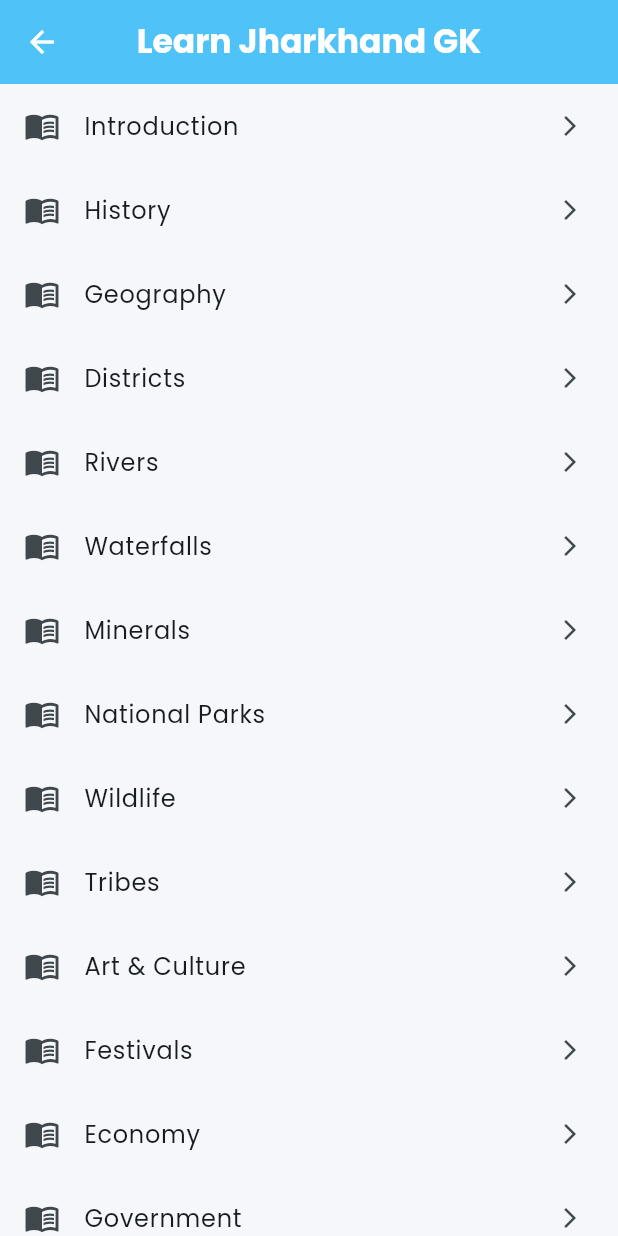
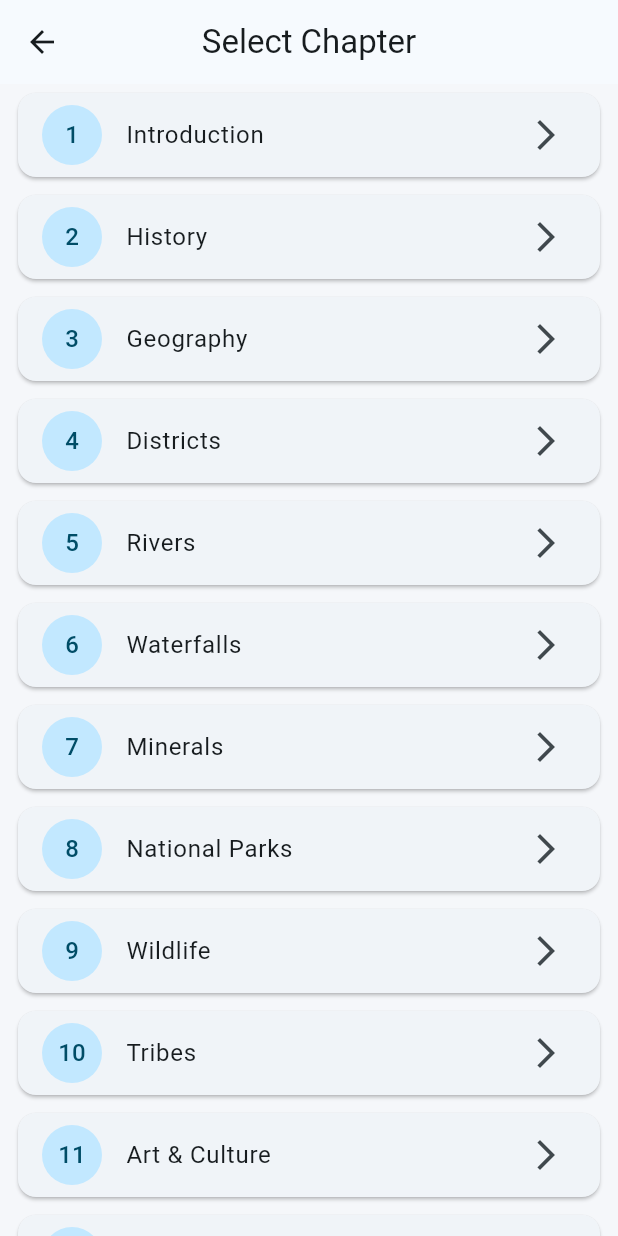
Before and after one commit to shailenxo/johar-gk, a Flutter app: the screen it shows after launch, after a tap on "Learn", on a phone screen of 412 x 824 dp. Run offline on Flutter 3.47's test engine with Material 3 defaults, Android fonts, the phone set to English and light mode, and no system bars.

Commit message:
Initial commit of Johar GK app

```diff
--- a/lib/core/theme/app_theme.dart
+++ b/lib/core/theme/app_theme.dart
@@ -1,29 +1,13 @@
 import 'package:flutter/material.dart';
-import 'package:google_fonts/google_fonts.dart';
 import 'app_colors.dart';
 
 class AppTheme {
   static ThemeData get lightTheme {
     return ThemeData(
       useMaterial3: true,
-      colorScheme: ColorScheme.fromSeed(
-        seedColor: AppColors.primary,
-      ),
+      colorScheme: ColorScheme.fromSeed(seedColor: AppColors.primary),
       scaffoldBackgroundColor: AppColors.background,
-
-      textTheme: GoogleFonts.poppinsTextTheme(),
-
-      appBarTheme: AppBarTheme(
-        backgroundColor: AppColors.primary,
-        foregroundColor: Colors.white,
-        centerTitle: true,
-        elevation: 0,
-        titleTextStyle: GoogleFonts.poppins(
-          fontSize: 22,
-          fontWeight: FontWeight.bold,
-          color: Colors.white,
-        ),
-      ),
+      appBarTheme: const AppBarTheme(centerTitle: true, elevation: 0),
     );
   }
 }
--- a/lib/screens/home/home_screen.dart
+++ b/lib/screens/home/home_screen.dart
@@ -1,3 +1,4 @@
+import 'package:johar_gk/screens/tests/chapter_screen.dart';
 import '../learn/learn_screen.dart';
 import '../../widgets/feature_card.dart';
 import '../../core/theme/app_colors.dart';
@@ -22,20 +23,14 @@ class HomeScreen extends StatelessWidget {
           children: [
             const Text(
               'Johar! 👋',
-              style: TextStyle(
-                fontSize: 30,
-                fontWeight: FontWeight.bold,
-              ),
+              style: TextStyle(fontSize: 30, fontWeight: FontWeight.bold),
             ),
 
             const SizedBox(height: 8),
 
             Text(
               'Johar to Success!',
-              style: TextStyle(
-                fontSize: 18,
-                color: Colors.grey.shade700,
-              ),
+              style: TextStyle(fontSize: 18, color: Colors.grey.shade700),
             ),
 
             const SizedBox(height: 30),
@@ -46,15 +41,15 @@ class HomeScreen extends StatelessWidget {
                 crossAxisSpacing: 16,
                 mainAxisSpacing: 16,
                 children: [
-                  FeatureCard(icon: Icons.menu_book,
+                  FeatureCard(
+                    icon: Icons.menu_book,
                     title: 'Learn',
                     color: AppColors.learn,
                     onTap: () {
-
                       Navigator.push(
                         context,
                         MaterialPageRoute(
-      builder: (context) => const LearnScreen(),
+                          builder: (context) => const ChapterScreen(),
                         ),
                       );
                     },
@@ -65,7 +60,8 @@ class HomeScreen extends StatelessWidget {
                     color: AppColors.practice,
                     onTap: () {},
                   ),
-                  FeatureCard(icon: Icons.quiz,
+                  FeatureCard(
+                    icon: Icons.quiz,
                     title: 'Mock Test',
                     color: AppColors.quiz,
                     onTap: () {},
@@ -85,18 +81,9 @@ class HomeScreen extends StatelessWidget {
 
       bottomNavigationBar: NavigationBar(
         destinations: const [
-          NavigationDestination(
-            icon: Icon(Icons.home),
-            label: 'Home',
-          ),
-          NavigationDestination(
-            icon: Icon(Icons.school),
-            label: 'Learn',
-          ),
-          NavigationDestination(
-            icon: Icon(Icons.person),
-            label: 'Profile',
-          ),
+          NavigationDestination(icon: Icon(Icons.home), label: 'Home'),
+          NavigationDestination(icon: Icon(Icons.school), label: 'Learn'),
+          NavigationDestination(icon: Icon(Icons.person), label: 'Profile'),
         ],
       ),
     );
--- /dev/null
+++ b/lib/screens/tests/chapter_screen.dart
@@ -0,0 +1,49 @@
+import 'package:flutter/material.dart';
+
+class ChapterScreen extends StatelessWidget {
+  const ChapterScreen({super.key});
+
+  final List<String> chapters = const [
+    "Introduction",
+    "History",
+    "Geography",
+    "Districts",
+    "Rivers",
+    "Waterfalls",
+    "Minerals",
+    "National Parks",
+    "Wildlife",
+    "Tribes",
+    "Art & Culture",
+    "Festivals",
+    "Economy",
+    "Government",
+    "Important Personalities",
+    "Current Affairs",
+  ];
+
+  @override
+  Widget build(BuildContext context) {
+    return Scaffold(
+      appBar: AppBar(title: const Text("Select Chapter")),
+      body: ListView.builder(
+        itemCount: chapters.length,
+        itemBuilder: (context, index) {
+          return Card(
+            margin: const EdgeInsets.symmetric(horizontal: 12, vertical: 6),
+            child: ListTile(
+              leading: CircleAvatar(child: Text("${index + 1}")),
+              title: Text(chapters[index]),
+              trailing: const Icon(Icons.arrow_forward_ios),
+              onTap: () {
+                ScaffoldMessenger.of(context).showSnackBar(
+                  SnackBar(content: Text("${chapters[index]} selected")),
+                );
+              },
+            ),
+          );
+        },
+      ),
+    );
+  }
+}
--- a/lib/widgets/feature_card.dart
+++ b/lib/widgets/feature_card.dart
@@ -18,10 +18,8 @@ class FeatureCard extends StatelessWidget {
   Widget build(BuildContext context) {
     return Card(
       elevation: 5,
-      shadowColor: color.withOpacity(0.25),
-      shape: RoundedRectangleBorder(
-        borderRadius: BorderRadius.circular(18),
-      ),
+      shadowColor: color.withValues(alpha: 0.25),
+      shape: RoundedRectangleBorder(borderRadius: BorderRadius.circular(18)),
       child: InkWell(
         borderRadius: BorderRadius.circular(18),
         onTap: onTap,
@@ -32,12 +30,8 @@ class FeatureCard extends StatelessWidget {
             children: [
               CircleAvatar(
                 radius: 28,
-                backgroundColor: color.withOpacity(.15),
-                child: Icon(
-                  icon,
-                  color: color,
-                  size: 30,
-                ),
+                backgroundColor: color.withValues(alpha: .15),
+                child: Icon(icon, color: color, size: 30),
               ),
 
               const SizedBox(height: 16),
```
Also changed, not shown: lib/screens/learn/introduction_screen.dart (+63 -7 lines), lib/app.dart (line endings or trailing spaces). Lines whose indentation alone changed are shown as unchanged.
